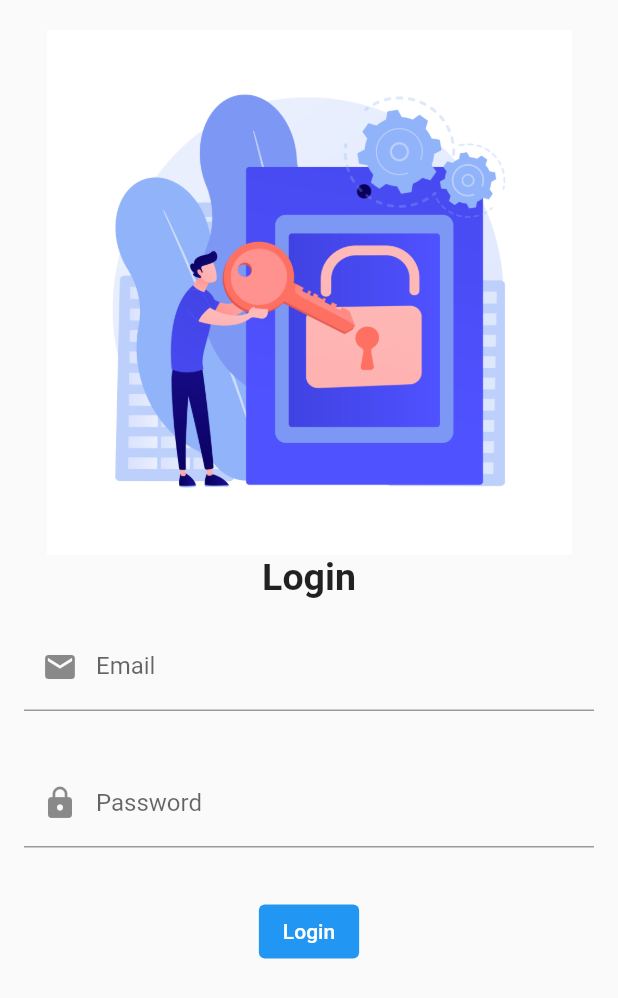
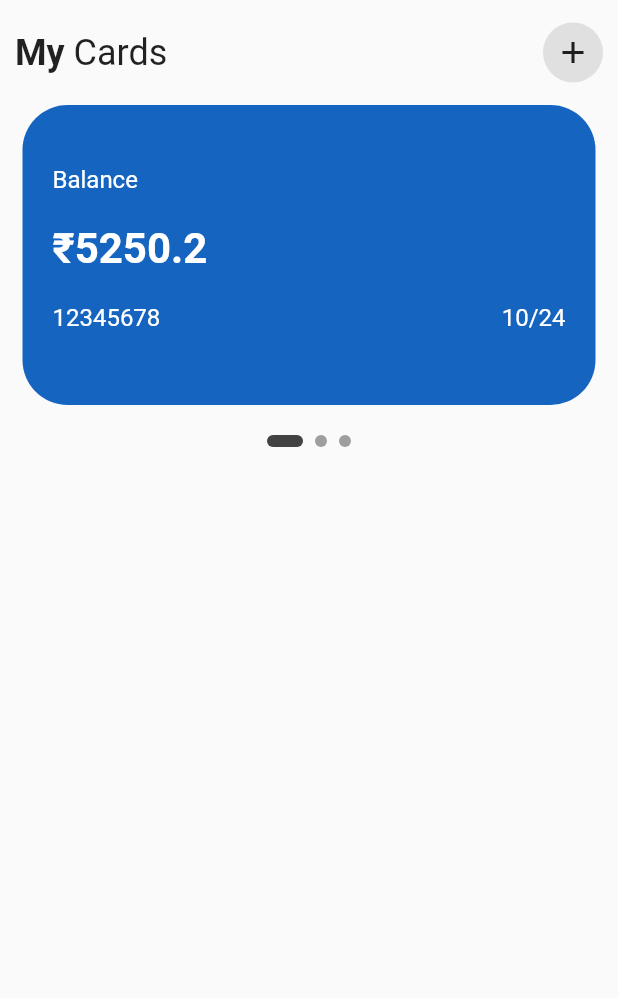
Before and after one commit to Darkethic06/Flutter2023, a Flutter app: the screen it shows after launch, on a phone screen of 412 x 824 dp. Shown: the top 998 px of the screen. Run offline on Flutter 3.47's test engine with Material 2 defaults, Android fonts, the phone set to English and light mode, and no system bars; drawn by our look-alikes of smooth_page_indicator; our stand-ins replace boxicons.

Commit message:
Class of 23.01.20230

```diff
--- a/lib/main.dart
+++ b/lib/main.dart
@@ -1,6 +1,7 @@
 import 'package:flutter/material.dart';
 import 'package:koushik/pages/home.dart';
 import 'package:koushik/pages/login.dart';
+import 'package:koushik/pages/wallet.dart';
 
 void main() {
   runApp(const MyApp());
@@ -16,7 +17,7 @@ class MyApp extends StatelessWidget {
       theme: ThemeData(
         primarySwatch: Colors.blue,
       ),
-      home: LoginPage(),
+      home: WalletPage(),
     );
   }
 }
--- /dev/null
+++ b/lib/pages/wallet.dart
@@ -0,0 +1,107 @@
+import 'package:boxicons/boxicons.dart';
+import 'package:flutter/material.dart';
+import 'package:flutter/src/widgets/container.dart';
+import 'package:flutter/src/widgets/framework.dart';
+import 'package:koushik/views/myCard.dart';
+import 'package:smooth_page_indicator/smooth_page_indicator.dart';
+
+class WalletPage extends StatefulWidget {
+  const WalletPage({super.key});
+
+  @override
+  State<WalletPage> createState() => _WalletPageState();
+}
+
+class _WalletPageState extends State<WalletPage> {
+  final pageController = PageController();
+
+  @override
+  Widget build(BuildContext context) {
+    return Scaffold(
+      body: SafeArea(
+          child: Column(
+        children: [
+          Padding(
+            padding: const EdgeInsets.symmetric(horizontal: 10, vertical: 15),
+            child: Row(
+              mainAxisAlignment: MainAxisAlignment.spaceBetween,
+              children: [
+                Row(children: [
+                  Text(
+                    'My',
+                    style: TextStyle(fontSize: 24, fontWeight: FontWeight.bold),
+                  ),
+                  Text(
+                    " Cards",
+                    style: TextStyle(fontSize: 24),
+                  )
+                ]),
+                Container(
+                  padding: EdgeInsets.all(8),
+                  decoration: BoxDecoration(
+                      color: Colors.grey[300], shape: BoxShape.circle),
+                  child: Icon(
+                    Boxicons.bx_plus,
+                    size: 24,
+                  ),
+                )
+              ],
+            ),
+          ),
+
+          //Slider view
+          Container(
+            height: 200,
+            child: PageView(
+              controller: pageController,
+              children: [
+                Padding(
+                  padding: const EdgeInsets.symmetric(horizontal: 15),
+                  child: MyCard(
+                    balance: 5250.20,
+                    cardNumber: 12345678,
+                    color: Colors.blue[800],
+                    expiryMonth: 10,
+                    expiryYear: 24,
+                  ),
+                ),
+                Padding(
+                  padding: const EdgeInsets.symmetric(horizontal: 15),
+                  child: MyCard(
+                    balance: 5250.20,
+                    cardNumber: 12345678,
+                    color: Colors.lightBlue[400],
+                    expiryMonth: 10,
+                    expiryYear: 24,
+                  ),
+                ),
+                Padding(
+                  padding: const EdgeInsets.symmetric(horizontal: 15),
+                  child: MyCard(
+                    balance: 5250.20,
+                    cardNumber: 12345678,
+                    color: Colors.red[400],
+                    expiryMonth: 10,
+                    expiryYear: 24,
+                  ),
+                )
+              ],
+            ),
+          ),
+          //Slider view end
+          SizedBox(
+            height: 20,
+          ),
+          SmoothPageIndicator(
+            controller: pageController,
+            count: 3,
+            effect: ExpandingDotsEffect(
+                dotWidth: 8,
+                dotHeight: 8,
+                activeDotColor: Colors.grey.shade800),
+          )
+        ],
+      )),
+    );
+  }
+}
--- /dev/null
+++ b/lib/views/myCard.dart
@@ -0,0 +1,62 @@
+import 'package:flutter/material.dart';
+
+class MyCard extends StatelessWidget {
+  final double balance;
+  final int cardNumber;
+  final int expiryMonth;
+  final int expiryYear;
+  final color;
+
+  const MyCard(
+      {required this.balance,
+      required this.cardNumber,
+      required this.expiryMonth,
+      required this.expiryYear,
+      required this.color});
+
+  @override
+  Widget build(BuildContext context) {
+    return Container(
+      height: 200,
+      padding: EdgeInsets.all(20),
+      decoration:
+          BoxDecoration(color: color, borderRadius: BorderRadius.circular(30)),
+      child: Column(
+        crossAxisAlignment: CrossAxisAlignment.start,
+        children: [
+          SizedBox(
+            height: 20,
+          ),
+          Text(
+            "Balance",
+            style: TextStyle(fontSize: 16, color: Colors.white),
+          ),
+          SizedBox(
+            height: 20,
+          ),
+          Text(
+            "₹" + balance.toString(),
+            style: TextStyle(
+                fontSize: 28, color: Colors.white, fontWeight: FontWeight.bold),
+          ),
+          SizedBox(
+            height: 20,
+          ),
+          Row(
+            mainAxisAlignment: MainAxisAlignment.spaceBetween,
+            children: [
+              Text(
+                cardNumber.toString(),
+                style: TextStyle(fontSize: 16, color: Colors.white),
+              ),
+              Text(
+                expiryMonth.toString() + "/" + expiryYear.toString(),
+                style: TextStyle(fontSize: 16, color: Colors.white),
+              )
+            ],
+          )
+        ],
+      ),
+    );
+  }
+}
--- a/pubspec.yaml
+++ b/pubspec.yaml
@@ -36,6 +36,8 @@ dependencies:
   # The following adds the Cupertino Icons font to your application.
   # Use with the CupertinoIcons class for iOS style icons.
   cupertino_icons: ^1.0.2
+  boxicons: ^2.1.3
+  smooth_page_indicator: ^1.0.0+2
 
 dev_dependencies:
   flutter_test:
```
Also changed, not shown: pubspec.lock.
